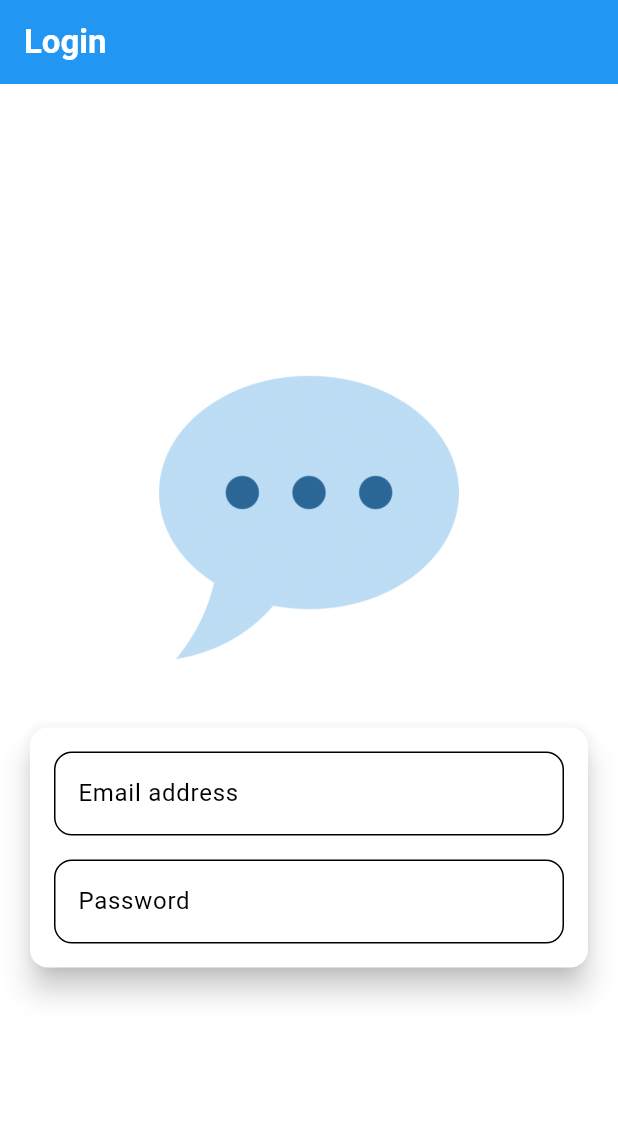
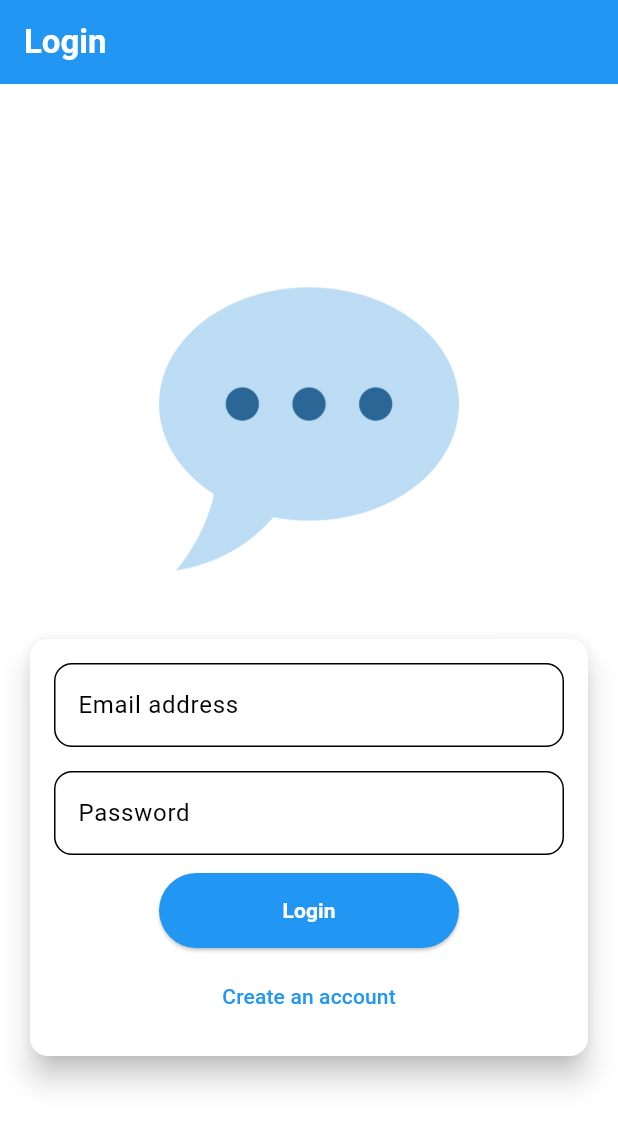
Before and after one commit to Karline20/chat_app, a Flutter app: the screen it shows after launch, on a phone screen of 412 x 824 dp. Shown: the top 1127 px of the screen. Run offline on Flutter 3.47's test engine with Material 3 defaults, Android fonts, the phone set to English and light mode, and no system bars; our stand-ins replace firebase_auth, firebase_core, google_fonts; accounts and stored records are empty.

```diff
--- a/lib/screens/auth.dart
+++ b/lib/screens/auth.dart
@@ -1,4 +1,7 @@
 import 'package:flutter/material.dart';
+import 'package:firebase_auth/firebase_auth.dart';
+
+final _firebase = FirebaseAuth.instance;
 
 class AuthScreen extends StatefulWidget {
   const AuthScreen({super.key});
@@ -8,6 +11,43 @@ class AuthScreen extends StatefulWidget {
 }
 
 class _AuthScreenState extends State<AuthScreen> {
+  final _formKey = GlobalKey<FormState>();
+
+  var _isLogin = true;
+  var _enteredEmail = '';
+  var _enteredPass = '';
+
+  void _submit() async {
+    final isValid = _formKey.currentState!.validate();
+
+    if (!isValid) {
+      return;
+    }
+    _formKey.currentState!.save();
+
+    if (_isLogin) {
+      //log
+    } else {
+      try {
+        final userCredentials = await _firebase.createUserWithEmailAndPassword(
+            email: _enteredEmail, password: _enteredPass);
+        print('User credential: $userCredentials');
+      } on FirebaseAuthException catch (error) {
+        if (error.code == 'email-already-in-use') {
+          //
+        }
+        ScaffoldMessenger.of(context).clearSnackBars();
+        ScaffoldMessenger.of(context).showSnackBar(
+          SnackBar(
+            content: Text(
+              error.message! ?? 'Authentication fialed!',
+            ),
+          ),
+        );
+      }
+    }
+  }
+
   @override
   Widget build(BuildContext context) {
     return Scaffold(
@@ -50,6 +90,7 @@ class _AuthScreenState extends State<AuthScreen> {
                       16,
                     ),
                     child: Form(
+                      key: _formKey,
                       child: Column(
                         mainAxisSize: MainAxisSize.min,
                         children: [
@@ -71,6 +112,17 @@ class _AuthScreenState extends State<AuthScreen> {
                             keyboardType: TextInputType.emailAddress,
                             autocorrect: false,
                             textCapitalization: TextCapitalization.none,
+                            validator: (emailValue) {
+                              if (emailValue == null ||
+                                  emailValue.trim().isEmpty ||
+                                  !emailValue.contains('@')) {
+                                return 'Please enter a valid email address.';
+                              }
+                              return null;
+                            },
+                            onSaved: (emailValue) {
+                              _enteredEmail = emailValue!;
+                            },
                           ),
                           SizedBox(
                             height: 16,
@@ -91,6 +143,57 @@ class _AuthScreenState extends State<AuthScreen> {
                               color: Theme.of(context).colorScheme.tertiary,
                             ),
                             obscureText: true,
+                            validator: (passValue) {
+                              if (passValue == null ||
+                                  passValue.trim().length < 6) {
+                                return 'Password must be at least 6 character long.';
+                              }
+                              return null;
+                            },
+                            onSaved: (passValue) {
+                              _enteredPass = passValue!;
+                            },
+                          ),
+                          SizedBox(
+                            height: 12,
+                          ),
+                          ElevatedButton(
+                            onPressed: _submit,
+                            style: ElevatedButton.styleFrom(
+                              backgroundColor:
+                                  Theme.of(context).colorScheme.onSurface,
+                              minimumSize: Size(
+                                200,
+                                50,
+                              ),
+                            ),
+                            child: Text(
+                              _isLogin ? 'Login' : 'Sign up',
+                              style: TextStyle(
+                                color:
+                                    Theme.of(context).colorScheme.tertiaryFixed,
+                                fontWeight: FontWeight.bold,
+                              ),
+                            ),
+                          ),
+                          SizedBox(
+                            height: 8,
+                          ),
+                          TextButton(
+                            onPressed: () {
+                              setState(() {
+                                _isLogin = !_isLogin;
+                              });
+                            },
+                            child: Text(
+                              _isLogin
+                                  ? 'Create an account'
+                                  : 'I already have an account.',
+                              style: TextStyle(
+                                  color: Theme.of(context)
+                                      .colorScheme
+                                      .tertiaryContainer),
+                            ),
                           ),
                         ],
                       ),
--- a/pubspec.yaml
+++ b/pubspec.yaml
@@ -35,6 +35,8 @@ dependencies:
   # Use with the CupertinoIcons class for iOS style icons.
   cupertino_icons: ^1.0.8
   google_fonts: ^6.2.1
+  firebase_core: ^3.11.0
+  firebase_auth: ^5.4.2
 
 dev_dependencies:
   flutter_test:
```
Also changed, not shown: lib/main.dart (+7 -1 lines), firebase.json (added), lib/firebase_options.dart (added), pubspec.lock, 9 other files.
